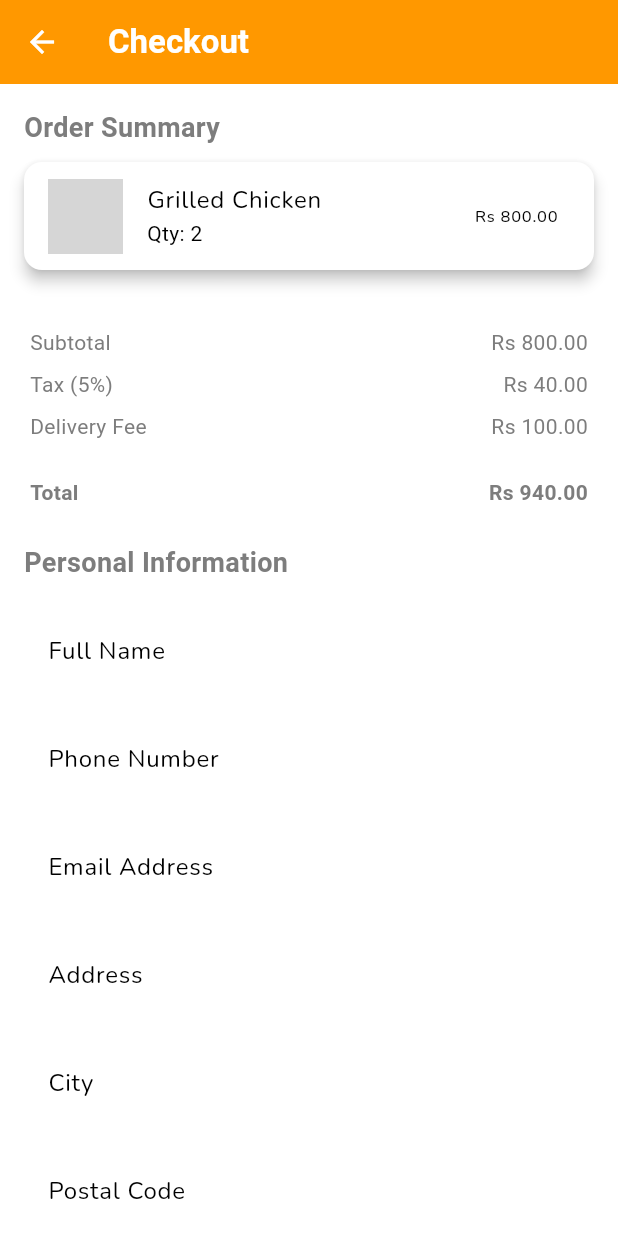
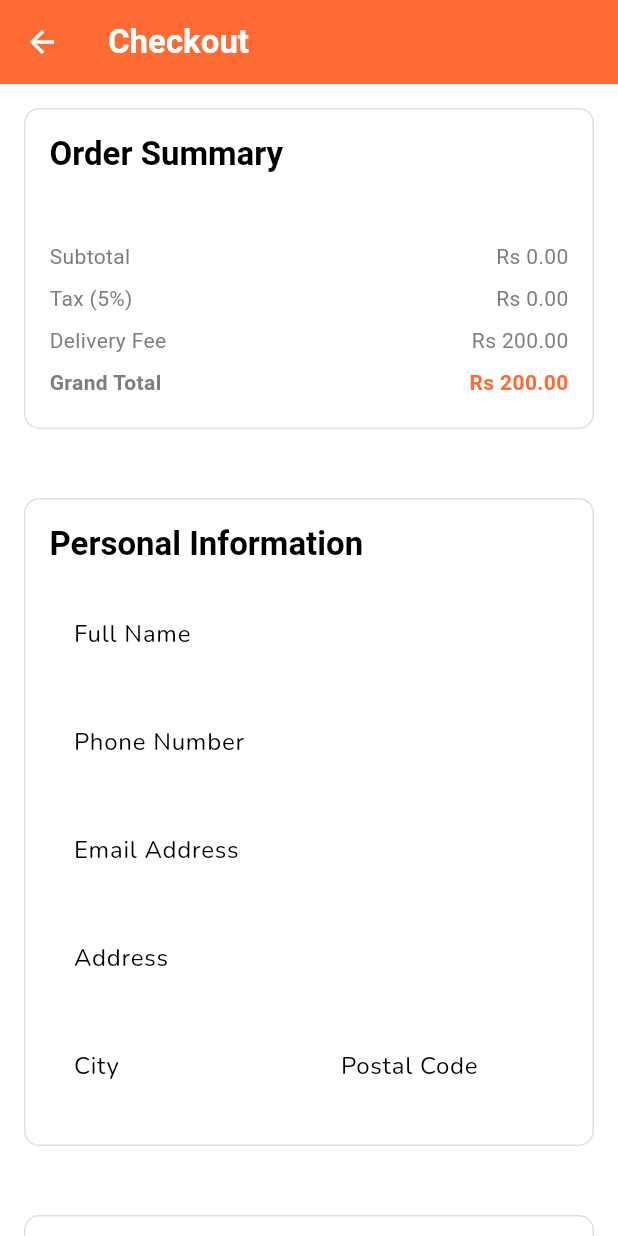
Before and after one commit to M-J-Christina213/swiftdine-app, a Flutter app: the CheckoutScreen screen opened directly, on a phone screen of 412 x 824 dp. Run offline on Flutter 3.47's test engine with Material 3 defaults, Android fonts, the phone set to English and light mode, and no system bars; our stand-ins replace geocoding, geolocator, google_fonts, smooth_page_indicator; network calls fail; grey boxes are pictures that could not be loaded.

Commit message:
🥲completted the checkout screen after 2hours coding 😴

```diff
--- /dev/null
+++ b/lib/controllers/checkout_controller.dart
@@ -0,0 +1,34 @@
+import 'package:flutter/material.dart';
+
+class CheckoutController {
+  // Form key
+  final formKey = GlobalKey<FormState>();
+
+  // Personal Info
+  final nameController = TextEditingController();
+  final phoneController = TextEditingController();
+  final emailController = TextEditingController();
+  final addressController = TextEditingController();
+  final cityController = TextEditingController();
+  final postalController = TextEditingController();
+
+  // Card Info
+  final cardNameController = TextEditingController();
+  final cardNumberController = TextEditingController();
+  final expiryController = TextEditingController();
+  final cvvController = TextEditingController();
+
+  // Validate Personal Info
+  void dispose() {
+    nameController.dispose();
+    phoneController.dispose();
+    emailController.dispose();
+    addressController.dispose();
+    cityController.dispose();
+    postalController.dispose();
+    cardNameController.dispose();
+    cardNumberController.dispose();
+    expiryController.dispose();
+    cvvController.dispose();
+  }
+}
--- a/lib/views/checkout.dart
+++ b/lib/views/checkout.dart
@@ -1,4 +1,9 @@
 import 'package:flutter/material.dart';
+import 'package:provider/provider.dart';
+import '../themes/app_theme.dart';
+import '../views/orders_screen.dart';
+import '../views/providers/cart_provider.dart';
+import '../controllers/checkout_controller.dart';
 
 class CheckoutScreen extends StatefulWidget {
   const CheckoutScreen({super.key});
@@ -9,167 +14,215 @@ class CheckoutScreen extends StatefulWidget {
 
 class _CheckoutScreenState extends State<CheckoutScreen> {
   final _formKey = GlobalKey<FormState>();
-  String selectedPaymentMethod = 'Card';
+  final controller = CheckoutController();
+  String paymentMethod = 'Card';
 
-  void _placeOrder() {
-    if (_formKey.currentState!.validate()) {
-      showDialog(
-        context: context,
-        barrierDismissible: false,
-        builder: (context) => AlertDialog(
-          shape: RoundedRectangleBorder(borderRadius: BorderRadius.circular(16)),
-          title: const Row(
-            children: [
-              Icon(Icons.check_circle, color: Colors.green, size: 30),
-              SizedBox(width: 8),
-              Text("Order Confirmed"),
-            ],
-          ),
-          content: const Text(
-            "Thank you for ordering from SwiftDine!\n\nYour order has been sent to the restaurant.\nA receipt has been emailed to you.\n\nYou can live track your order now.",
-          ),
-          actions: [
-            TextButton(
-              onPressed: () {
-                Navigator.pop(context); // close dialog
-                Navigator.pushReplacementNamed(context, '/orders'); // go to orders screen
-              },
-              child: const Text("Live Track Order"),
-            ),
-            TextButton(
-              onPressed: () => Navigator.pop(context),
-              child: const Text("OK"),
-            ),
-          ],
-        ),
-      );
-    }
+  @override
+  void dispose() {
+    controller.dispose();
+    super.dispose();
   }
 
   @override
   Widget build(BuildContext context) {
-    final themeColor = Colors.orange;
+    final cartProvider = Provider.of<CartProvider>(context);
+    final cartItems = cartProvider.items;
+    final subtotal = cartProvider.totalPrice;
+    final tax = subtotal * 0.05;
+    final deliveryFee = 200.0;
+    final total = subtotal + tax + deliveryFee;
 
     return Scaffold(
-      appBar: AppBar(
-        title: const Text("Checkout"),
-        backgroundColor: themeColor,
-      ),
+      appBar: AppBar(title: const Text('Checkout')),
       body: SingleChildScrollView(
         padding: const EdgeInsets.all(16),
         child: Column(
-          crossAxisAlignment: CrossAxisAlignment.start,
           children: [
-            const Text("Order Summary", style: TextStyle(fontSize: 18, fontWeight: FontWeight.bold)),
-            Card(
-              elevation: 4,
-              margin: const EdgeInsets.symmetric(vertical: 10),
+            _buildSection(
+              title: 'Order Summary',
+              child: Column(
+                children: [
+                  ...cartItems.map((item) => Card(
+                        margin: const EdgeInsets.only(bottom: 10),
                         child: ListTile(
-                leading: Image.asset('assets/images/sample_food.jpg', width: 50, height: 50),
-                title: const Text("Grilled Chicken"),
-                subtitle: const Text("Qty: 2"),
-                trailing: const Text("Rs 800.00"),
+                          leading: ClipRRect(
+                            borderRadius: BorderRadius.circular(10),
+                            child: Image.asset(item.imagePath, width: 70, height: 70, fit: BoxFit.cover),
+                          ),
+                          title: Text(item.name),
+                          subtitle: Text('Quantity: ${item.quantity}'),
+                          trailing: Text('Rs ${(item.price * item.quantity).toStringAsFixed(2)}'),
+                        ),
+                      )),
+                  const Divider(height: 30),
+                  _buildAmountRow('Subtotal', subtotal),
+                  _buildAmountRow('Tax (5%)', tax),
+                  _buildAmountRow('Delivery Fee', deliveryFee),
+                  _buildAmountRow('Grand Total', total, isBold: true, color: AppTheme.primaryColor),
+                ],
               ),
             ),
-            const SizedBox(height: 8),
-            const Divider(),
-            _buildPriceDetailRow("Subtotal", "Rs 800.00"),
-            _buildPriceDetailRow("Tax (5%)", "Rs 40.00"),
-            _buildPriceDetailRow("Delivery Fee", "Rs 100.00"),
-            const Divider(),
-            _buildPriceDetailRow("Total", "Rs 940.00", bold: true),
-            const SizedBox(height: 20),
-            const Text("Personal Information", style: TextStyle(fontSize: 18, fontWeight: FontWeight.bold)),
-            const SizedBox(height: 10),
-            Form(
+            const SizedBox(height: 30),
+            _buildSection(
+              title: 'Personal Information',
+              child: Form(
                 key: _formKey,
                 child: Column(children: [
-                _buildInputField("Full Name"),
-                _buildInputField("Phone Number"),
-                _buildInputField("Email Address"),
-                _buildInputField("Address"),
-                _buildInputField("City"),
-                _buildInputField("Postal Code"),
+                  _buildTextField(controller.nameController, 'Full Name'),
+                  _buildTextField(controller.phoneController, 'Phone Number'),
+                  _buildTextField(controller.emailController, 'Email Address'),
+                  _buildTextField(controller.addressController, 'Address'),
+                  Row(
+                    children: [
+                      Expanded(child: _buildTextField(controller.cityController, 'City')),
+                      const SizedBox(width: 10),
+                      Expanded(child: _buildTextField(controller.postalController, 'Postal Code')),
+                    ],
+                  ),
                 ]),
               ),
-            const SizedBox(height: 20),
-            const Text("Payment Method", style: TextStyle(fontSize: 18, fontWeight: FontWeight.bold)),
+            ),
+            const SizedBox(height: 30),
+            _buildSection(
+              title: 'Payment Method',
+              child: Column(
+                children: [
+                  _buildPaymentOption('Card', Icons.credit_card),
+                  _buildPaymentOption('Bank Transfer', Icons.account_balance),
+                  _buildPaymentOption('Cash on Delivery', Icons.local_shipping),
                   const SizedBox(height: 10),
-            _buildPaymentOption("Card"),
-            if (selectedPaymentMethod == 'Card') ...[
-              _buildInputField("Cardholder Name"),
-              _buildInputField("Card Number"),
+                  if (paymentMethod == 'Card') ...[
+                    _buildTextField(controller.cardNameController, 'Cardholder Name'),
+                    _buildTextField(controller.cardNumberController, 'Card Number'),
                     Row(
                       children: [
-                  Expanded(child: _buildInputField("MM/YY")),
+                        Expanded(child: _buildTextField(controller.expiryController, 'MM/YY')),
                         const SizedBox(width: 10),
-                  Expanded(child: _buildInputField("CVV")),
+                        Expanded(child: _buildTextField(controller.cvvController, 'CVV')),
                       ],
                     ),
                   ],
-            _buildPaymentOption("Cash on Delivery"),
-            _buildPaymentOption("Bank Transfer"),
-            if (selectedPaymentMethod == 'Bank Transfer') ...[
+                  if (paymentMethod == 'Bank Transfer') ...[
                     Container(
-                padding: const EdgeInsets.all(10),
+                      padding: const EdgeInsets.all(12),
+                      margin: const EdgeInsets.only(top: 10),
                       decoration: BoxDecoration(
-                  color: Colors.grey.shade100,
+                        color: Colors.grey[200],
                         borderRadius: BorderRadius.circular(8),
                       ),
-                child: const Text("Bank Account No: 123-456-789-00\nSwiftDine Bank", style: TextStyle(fontSize: 14)),
+                      child: const Text('Account No: 1234567890\nBank: SwiftBank Lanka\nUse your name as reference.'),
+                    )
+                  ],
+                ],
               ),
-            ],
+            ),
             const SizedBox(height: 30),
             ElevatedButton(
-              onPressed: _placeOrder,
+              onPressed: () {
+                if (_formKey.currentState!.validate()) {
+                  _showConfirmationDialog(context);
+                }
+              },
               style: ElevatedButton.styleFrom(
-                backgroundColor: themeColor,
-                foregroundColor: Colors.white,
-                padding: const EdgeInsets.symmetric(vertical: 16),
+                backgroundColor: AppTheme.primaryColor,
+                padding: const EdgeInsets.symmetric(horizontal: 50, vertical: 14),
                 shape: RoundedRectangleBorder(borderRadius: BorderRadius.circular(8)),
-                textStyle: const TextStyle(fontSize: 16),
               ),
-              child: const Center(child: Text("Place Order Now")),
+              child: const Text('Place Order Now', style: TextStyle(color: Colors.white)),
             ),
-            const SizedBox(height: 30),
           ],
         ),
       ),
     );
   }
 
-  Widget _buildPriceDetailRow(String label, String value, {bool bold = false}) {
+  Widget _buildAmountRow(String label, double amount, {bool isBold = false, Color? color}) {
     return Padding(
-      padding: const EdgeInsets.symmetric(vertical: 4, horizontal: 4),
+      padding: const EdgeInsets.symmetric(vertical: 4),
       child: Row(
         mainAxisAlignment: MainAxisAlignment.spaceBetween,
         children: [
-          Text(label, style: TextStyle(fontWeight: bold ? FontWeight.bold : FontWeight.normal)),
-          Text(value, style: TextStyle(fontWeight: bold ? FontWeight.bold : FontWeight.normal)),
+          Text(label, style: TextStyle(fontWeight: isBold ? FontWeight.bold : FontWeight.normal)),
+          Text('Rs ${amount.toStringAsFixed(2)}',
+              style: TextStyle(fontWeight: isBold ? FontWeight.bold : FontWeight.normal, color: color)),
         ],
       ),
     );
   }
 
-  Widget _buildInputField(String label) {
+  Widget _buildTextField(TextEditingController controller, String label) {
     return Padding(
       padding: const EdgeInsets.symmetric(vertical: 8),
       child: TextFormField(
+        controller: controller,
+        validator: (value) => value == null || value.isEmpty ? 'Required' : null,
         decoration: InputDecoration(
           labelText: label,
-          border: const OutlineInputBorder(),
+          border: OutlineInputBorder(borderRadius: BorderRadius.circular(10)),
         ),
-        validator: (value) => value == null || value.isEmpty ? 'Required field' : null,
       ),
     );
   }
 
-  Widget _buildPaymentOption(String method) {
+  Widget _buildSection({required String title, required Widget child}) {
+    return Container(
+      width: double.infinity,
+      padding: const EdgeInsets.all(16),
+      margin: const EdgeInsets.only(bottom: 16),
+      decoration: BoxDecoration(
+        border: Border.all(color: Colors.grey.shade300),
+        borderRadius: BorderRadius.circular(10),
+        color: Colors.white,
+      ),
+      child: Column(crossAxisAlignment: CrossAxisAlignment.start, children: [
+        Text(title, style: Theme.of(context).textTheme.titleLarge),
+        const SizedBox(height: 10),
+        child,
+      ]),
+    );
+  }
+
+  Widget _buildPaymentOption(String method, IconData icon) {
     return RadioListTile<String>(
       value: method,
-      groupValue: selectedPaymentMethod,
-      onChanged: (value) => setState(() => selectedPaymentMethod = value!),
-      title: Text(method),
+      groupValue: paymentMethod,
+      onChanged: (value) => setState(() => paymentMethod = value!),
+      activeColor: AppTheme.primaryColor,
+      title: Row(
+        children: [
+          Icon(icon, color: AppTheme.primaryColor),
+          const SizedBox(width: 10),
+          Text(method),
+        ],
+      ),
+    );
+  }
+
+  void _showConfirmationDialog(BuildContext context) {
+    showDialog(
+      context: context,
+      builder: (ctx) => AlertDialog(
+        title: const Row(
+          children: [
+            Icon(Icons.check_circle, color: Colors.green, size: 28),
+            SizedBox(width: 10),
+            Text('Order Placed!'),
+          ],
+        ),
+        content: const Text('Thank you for ordering! Your order has been sent to the restaurant. '
+            'A receipt has been emailed to you. You can now track your order live.'),
+        actions: [
+          TextButton(
+            onPressed: () {
+              Navigator.of(ctx).pop();
+              Navigator.of(context).pushReplacement(
+                MaterialPageRoute(builder: (_) => const OrdersScreen()),
+              );
+            },
+            child: const Text('OK'),
+          )
+        ],
+      ),
     );
   }
 }
```
Lines whose indentation alone changed are shown as unchanged.
